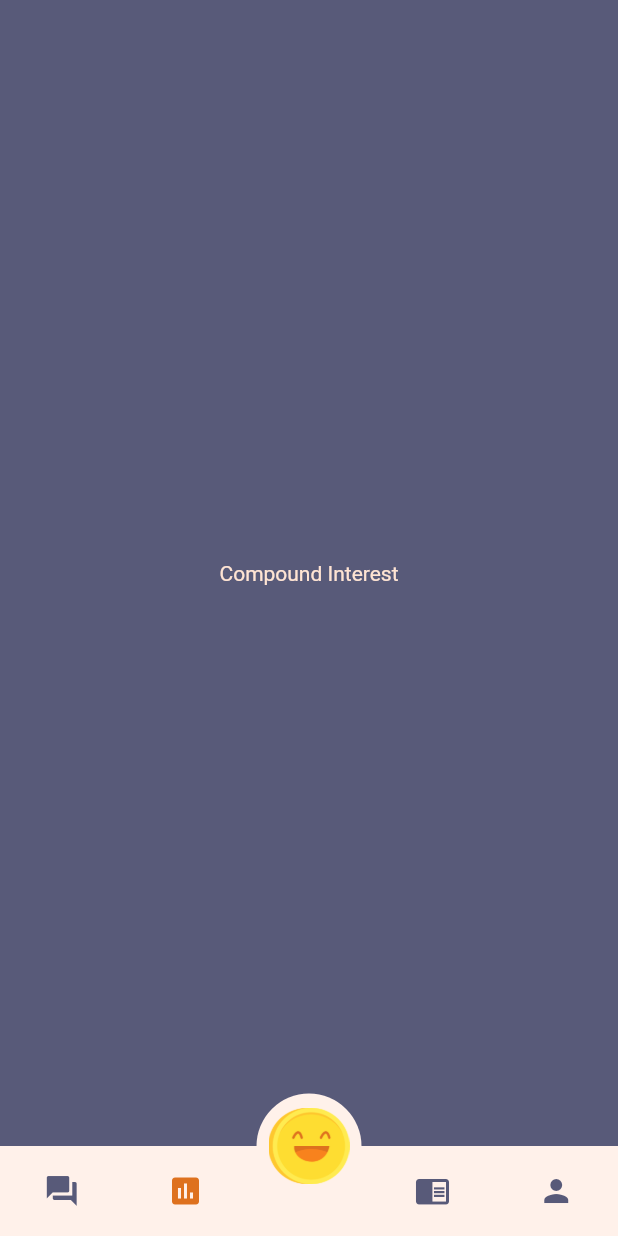
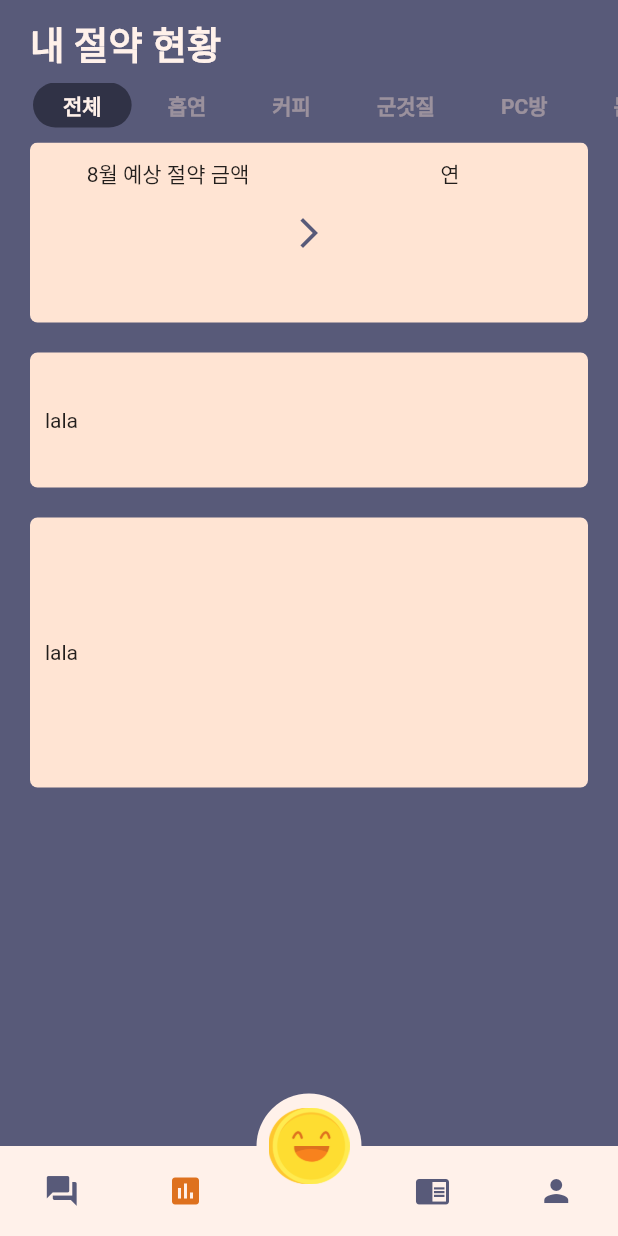
Before and after one commit to monthlyteam/RichHabit, a Flutter app: the MainPage screen opened directly, item 2 of the bottom bar chosen, on a phone screen of 412 x 824 dp. Run offline on Flutter 3.47's test engine with Material 2 defaults, Android fonts, the phone set to English and light mode, and no system bars; our stand-ins replace flutter_markdown, flutter_svg, fluttertoast, table_calendar; missing offline and left inert: flutter_group_sliver.

Commit message:
compound interest틀 잡음

```diff
--- a/rich_habit/lib/screens/compound_interest.dart
+++ b/rich_habit/lib/screens/compound_interest.dart
@@ -1,17 +1,164 @@
 import 'package:flutter/material.dart';
 import 'package:richhabit/constants.dart';
 
-class CompoundInterest extends StatelessWidget {
+class CompoundInterest extends StatefulWidget {
+  @override
+  _CompoundInterestState createState() => _CompoundInterestState();
+}
+
+class _CompoundInterestState extends State<CompoundInterest> {
+  List<String> categories = [
+    "전체",
+    "흡연",
+    "커피",
+    "군것질",
+    "PC방",
+    "돈",
+    "낭비",
+    "하지",
+    "말자"
+  ];
+
+  int selIndex = 0;
+
   @override
   Widget build(BuildContext context) {
     return SafeArea(
+      child: CustomScrollView(
+        slivers: [
+          SliverAppBar(
+            toolbarHeight: 95.0,
+            floating: true,
+            backgroundColor: kPurpleColor,
+            titleSpacing: 0.0,
+            centerTitle: false,
+            elevation: 0.0,
+            title: Padding(
+              padding: const EdgeInsets.only(left: kPadding),
+              child: Column(
+                mainAxisAlignment: MainAxisAlignment.start,
+                crossAxisAlignment: CrossAxisAlignment.start,
+                children: [
+                  Text(
+                    "내 절약 현황",
+                    style: TextStyle(
+                        color: kWhiteIvoryColor,
+                        fontSize: kTitleFontSize,
+                        fontWeight: FontWeight.bold),
+                  ),
+                  SizedBox(height: 8.0),
+                  _buildCategories(context),
+                ],
+              ),
+            ),
+          ),
+          SliverList(
+            delegate: SliverChildListDelegate([
+              Padding(
+                padding: const EdgeInsets.symmetric(horizontal: kPadding),
+                child: Column(
+                  children: [
+                    Container(
+                      padding: EdgeInsets.all(10.0),
+                      height: 120,
+                      decoration: BoxDecoration(
+                        color: kIvoryColor,
+                        borderRadius: BorderRadius.circular(5.0),
+                      ),
+                      child: Row(
+                        crossAxisAlignment: CrossAxisAlignment.center,
+                        children: [
+                          Expanded(
+                            child: Column(
+                              children: [Text("8월 예상 절약 금액")],
+                            ),
+                          ),
+                          Icon(
+                            Icons.arrow_forward_ios,
+                            color: kPurpleColor,
+                          ),
+                          Expanded(
+                            child: Column(
+                              children: [Text("연")],
+                            ),
+                          ),
+                        ],
+                      ),
+                    ),
+                    SizedBox(height: kPadding),
+                    Container(
+                      padding: EdgeInsets.all(10.0),
+                      height: 90,
+                      decoration: BoxDecoration(
+                        color: kIvoryColor,
+                        borderRadius: BorderRadius.circular(5.0),
+                      ),
+                      child: Row(
+                        children: [Text("lala")],
+                      ),
+                    ),
+                    SizedBox(height: kPadding),
+                    Container(
+                      padding: EdgeInsets.all(10.0),
+                      height: 180,
+                      decoration: BoxDecoration(
+                        color: kIvoryColor,
+                        borderRadius: BorderRadius.circular(5.0),
+                      ),
+                      child: Row(
+                        children: [Text("lala")],
+                      ),
+                    ),
+                    SizedBox(height: 800),
+                  ],
+                ),
+              ),
+            ]),
+          ),
+        ],
+      ),
+    );
+  }
+
+  Widget _buildCategories(BuildContext context) {
+    return SizedBox(
+      height: 30,
+      child: NotificationListener<OverscrollIndicatorNotification>(
+        // ignore: missing_return
+        onNotification: (overScroll) {
+          overScroll.disallowGlow();
+        },
+        child: ListView.builder(
+            scrollDirection: Axis.horizontal,
+            itemCount: categories.length,
+            itemBuilder: (context, index) => _buildCategoryItem(index)),
+      ),
+    );
+  }
+
+  Widget _buildCategoryItem(int index) {
+    return GestureDetector(
+      onTap: () {
+        setState(() {
+          selIndex = index;
+        });
+      },
       child: Container(
-        color: kPurpleColor,
-        child: Center(
-          child: Text(
-            "Compound Interest",
-            style: TextStyle(color: kIvoryColor),
-          ),
+        margin: EdgeInsets.symmetric(horizontal: 2.0),
+        padding: EdgeInsets.symmetric(vertical: 5.0, horizontal: 20),
+        decoration: selIndex == index
+            ? BoxDecoration(
+                color: kDarkPurpleColor,
+                borderRadius: BorderRadius.circular(40.0))
+            : BoxDecoration(),
+        child: Text(
+          categories[index],
+          style: TextStyle(
+              color: selIndex == index
+                  ? kWhiteIvoryColor
+                  : kIvoryColor.withOpacity(0.4),
+              fontSize: 14.0,
+              fontWeight: FontWeight.bold),
         ),
       ),
     );
```
